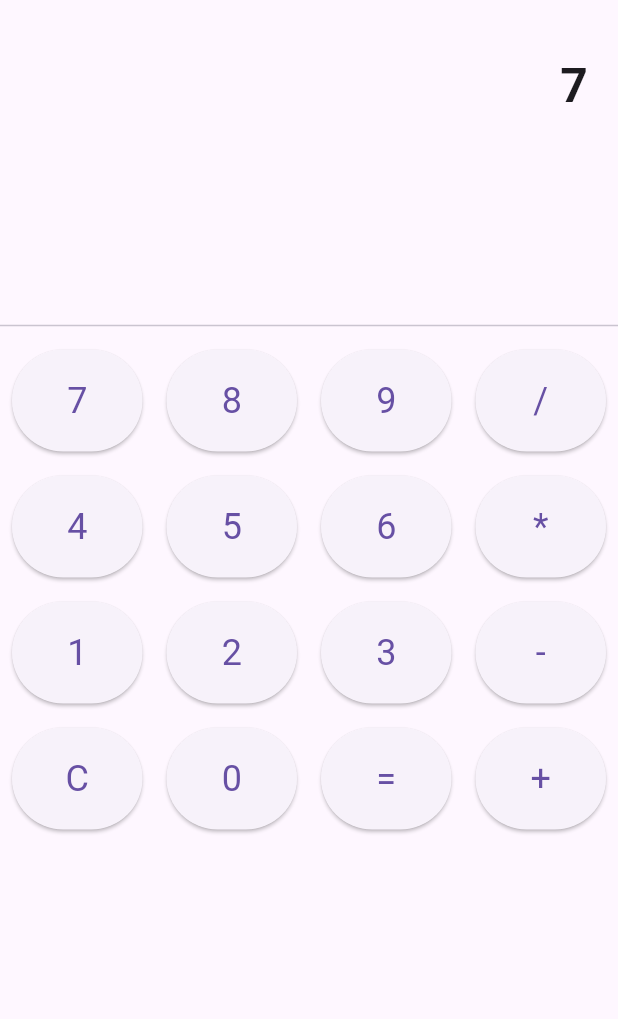
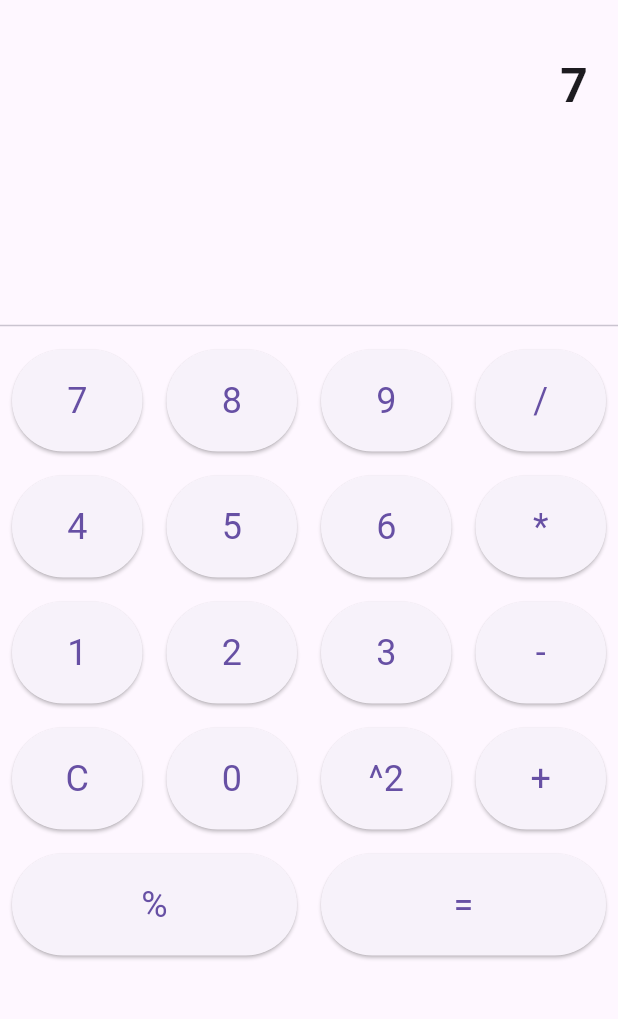
Before and after one commit to Jimmy-seraph1080/flutter-calculator, a Flutter app: the screen it shows after launch, after a tap on an icon or button, on a phone screen of 412 x 824 dp, the part 63-1082 px from its top. Run offline on Flutter 3.47's test engine with Material 3 defaults, Android fonts, the phone set to English and light mode, and no system bars; missing offline and left inert: expressions.

Commit message:
Added square button to the calculator app

```diff
--- a/lib/main.dart
+++ b/lib/main.dart
@@ -11,7 +11,7 @@ class MyApp extends StatelessWidget {
   @override
   Widget build(BuildContext context) {
     return MaterialApp(
-      title: 'Jimmy Zhang\'s Calculator',
+      title: 'Calculator',
       theme: ThemeData(
         primarySwatch: Colors.deepPurple,
       ),
@@ -50,6 +50,12 @@ class _MyHomePageState extends State<MyHomePage> {
         } catch (e) {
           result = 'Error';
         }
+      } else if (value == '^2') {
+        // Handle squaring the number
+        input += '**2'; // Use '**' for exponentiation
+      } else if (value == '%') {
+        // Handle modulo operation
+        input += '%'; // Modulo operator
       } else {
         // Update the input expression
         input += value;
@@ -133,8 +139,14 @@ class _MyHomePageState extends State<MyHomePage> {
                   children: <Widget>[
                     _buildButton('C'),
                     _buildButton('0'),
+                    _buildButton('^2'), // Squaring button
+                    _buildButton('+'),
+                  ],
+                ),
+                Row(
+                  children: <Widget>[
+                    _buildButton('%'), // Modulo button
                     _buildButton('='),
-                    _buildButton('+'),
                   ],
                 ),
               ],
```
